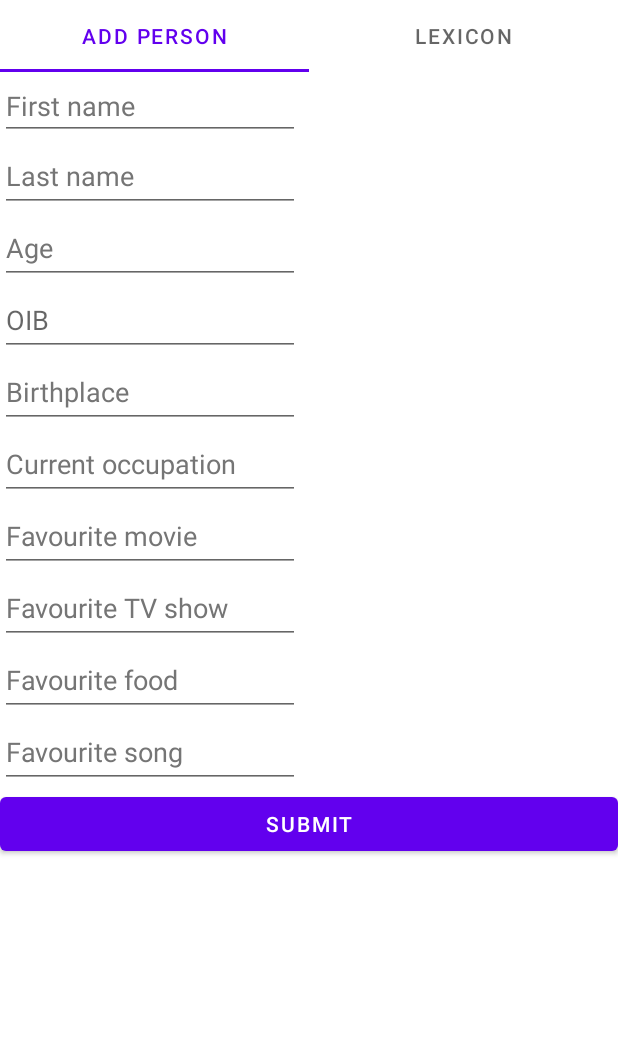
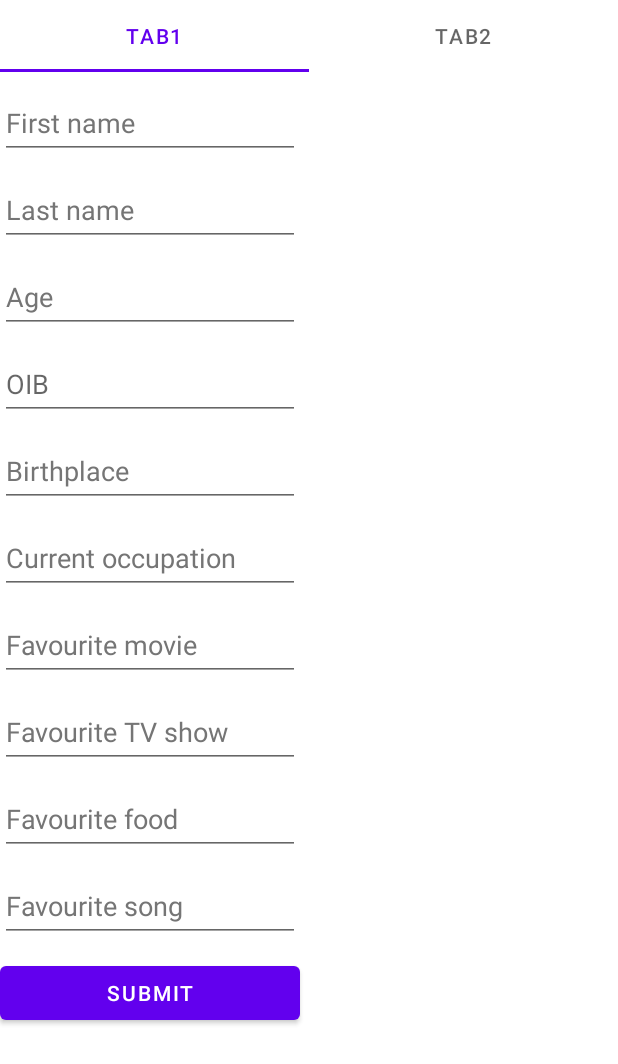
Before and after one commit to dariovidovic/Sofascore-Homework-1, an Android app: the screen it shows after launch (MainActivity), after a tap on "SUBMIT", on a phone screen of 412 x 824 dp. Shown: the top 1064 px of the screen. Run offline under Robolectric (Android 15) with nearby library versions, the phone set to English and light mode, and no system bars.

Commit message:
Add dynamically added textViews

```diff
--- a/app/src/main/java/com/example/sofascore_homework_2/FirstFragment.kt
+++ b/app/src/main/java/com/example/sofascore_homework_2/FirstFragment.kt
@@ -1,14 +1,13 @@
 package com.example.sofascore_homework_2
 
 import android.os.Bundle
-import android.util.Log
 import androidx.fragment.app.Fragment
 import android.view.LayoutInflater
 import android.view.View
 import android.view.ViewGroup
 import androidx.fragment.app.activityViewModels
 import com.example.sofascore_homework_2.databinding.FragmentFirstBinding
-import com.example.sofascore_homework_2.databinding.FragmentSecondBinding
+
 
 
 class FirstFragment : Fragment() {
@@ -19,19 +18,8 @@ class FirstFragment : Fragment() {
     override fun onCreateView(
         inflater: LayoutInflater, container: ViewGroup?,
         savedInstanceState: Bundle?
-    ): View? {
-        /*viewModel.addPerson(
-            "dario",
-            "vidovic",
-            22,
-            12345,
-            "nova gradiska",
-            "student",
-            "shutter island",
-            "chernobyl",
-            "pizza",
-            "never gonna give you up"
-        )*/
+    ): View {
+
 
         _binding = FragmentFirstBinding.inflate(inflater, container, false)
         val view = binding.root
@@ -70,7 +58,6 @@ class FirstFragment : Fragment() {
     }
 
     companion object {
-        @JvmStatic
         fun newInstance() = FirstFragment()
     }
 }
--- a/app/src/main/java/com/example/sofascore_homework_2/FragmentStateAdapter.kt
+++ b/app/src/main/java/com/example/sofascore_homework_2/FragmentStateAdapter.kt
@@ -15,9 +15,9 @@ class ViewPagerAdapter(fragmentManager: FragmentManager, lifecycle: Lifecycle) :
 
     override fun createFragment(position: Int): Fragment {
         when (position) {
-            0 -> return FirstFragment()
+            0 -> return FirstFragment.newInstance()
         }
-        return SecondFragment()
+        return SecondFragment.newInstance()
 
     }
 }
--- a/app/src/main/java/com/example/sofascore_homework_2/MainActivity.kt
+++ b/app/src/main/java/com/example/sofascore_homework_2/MainActivity.kt
@@ -1,20 +1,21 @@
 package com.example.sofascore_homework_2
 
-import android.app.Activity
 import androidx.appcompat.app.AppCompatActivity
 import android.os.Bundle
-import android.view.View
 import com.example.sofascore_homework_2.databinding.ActivityMainBinding
 import com.google.android.material.tabs.TabLayoutMediator
 
-private lateinit var binding : ActivityMainBinding
+
+private lateinit var binding: ActivityMainBinding
 
 val tabsArray = arrayOf(
-    "Add Person",
-    "Lexicon"
+    "Tab1",
+    "Tab2"
 )
 
+
 class MainActivity : AppCompatActivity() {
+
     override fun onCreate(savedInstanceState: Bundle?) {
 
         super.onCreate(savedInstanceState)
@@ -29,8 +30,8 @@ class MainActivity : AppCompatActivity() {
         val adapter = ViewPagerAdapter(supportFragmentManager, lifecycle)
         viewPager.adapter = adapter
 
-        TabLayoutMediator(tabLayout, viewPager) {
-            tab, position -> tab.text = tabsArray[position]
+        TabLayoutMediator(tabLayout, viewPager) { tab, position ->
+            tab.text = tabsArray[position]
         }.attach()
     }
 }
--- a/app/src/main/java/com/example/sofascore_homework_2/PageViewModel.kt
+++ b/app/src/main/java/com/example/sofascore_homework_2/PageViewModel.kt
@@ -1,7 +1,7 @@
 package com.example.sofascore_homework_2
-import androidx.lifecycle.ViewModel;
-import androidx.lifecycle.LiveData;
-import androidx.lifecycle.MutableLiveData;
+import androidx.lifecycle.ViewModel
+import androidx.lifecycle.LiveData
+import androidx.lifecycle.MutableLiveData
 
 class PageViewModel : ViewModel() {
 
@@ -23,8 +23,6 @@ class PageViewModel : ViewModel() {
         favouriteFood: String,
         favouriteSong: String
     ) {
-        val list = liveData.value?.toMutableList()
-        liveData.value = list
         val person = Person(
             firstName,
             lastName,
@@ -37,6 +35,9 @@ class PageViewModel : ViewModel() {
             favouriteFood,
             favouriteSong
         )
+        val list = liveData.value?.toMutableList()
         list?.add(person)
+        liveData.value = list
+
     }
 }
--- a/app/src/main/java/com/example/sofascore_homework_2/Person.kt
+++ b/app/src/main/java/com/example/sofascore_homework_2/Person.kt
@@ -14,6 +14,6 @@ data class Person(
 ) {
     override fun toString(): String {
         return "$firstName, $lastName, $age, $oib, $birthPlace," +
-                "$currentOccupation, $favouriteMovie, $favouriteTvShow, $favouriteFood, $favouriteSong"
+                "$currentOccupation, $favouriteMovie, $favouriteTvShow, $favouriteFood, $favouriteSong\n"
     }
 }
--- a/app/src/main/java/com/example/sofascore_homework_2/SecondFragment.kt
+++ b/app/src/main/java/com/example/sofascore_homework_2/SecondFragment.kt
@@ -1,14 +1,13 @@
 package com.example.sofascore_homework_2
 
+import android.graphics.Color
 import androidx.fragment.app.Fragment
 import android.os.Bundle
-import android.util.Log
 import android.view.LayoutInflater
 import android.view.View
 import android.view.ViewGroup
+import android.widget.TextView
 import androidx.fragment.app.activityViewModels
-import androidx.lifecycle.LifecycleOwner
-import androidx.lifecycle.Observer
 import com.example.sofascore_homework_2.databinding.FragmentSecondBinding
 
 
@@ -23,21 +22,31 @@ class SecondFragment : Fragment() {
     override fun onCreateView(
         inflater: LayoutInflater, container: ViewGroup?,
         savedInstanceState: Bundle?
-    ): View? {
+    ): View {
         _binding = FragmentSecondBinding.inflate(inflater, container, false)
         val view = binding.root
 
-
-        viewModel.getLiveData().observe(viewLifecycleOwner){
-            binding.listOfPeople.text = it.toString()
+        viewModel.getLiveData().observe(viewLifecycleOwner) {
+            buildList(it)
         }
         return view
     }
 
     companion object {
-        @JvmStatic
         fun newInstance() = SecondFragment()
     }
+
+    private fun buildList(people: List<Person>) {
+        binding.linearLayout2.removeAllViews()
+        for (person in people) {
+            val personTextView = TextView(requireContext())
+            personTextView.text = person.toString()
+            personTextView.setTextColor(Color.BLACK)
+            binding.linearLayout2.addView(personTextView)
+        }
+    }
+
+
     override fun onDestroyView() {
         super.onDestroyView()
         _binding = null
--- a/app/src/main/res/layout/fragment_first.xml
+++ b/app/src/main/res/layout/fragment_first.xml
@@ -17,9 +17,11 @@
             android:id="@+id/enter_first_name"
             android:layout_width="200dp"
             android:layout_height="wrap_content"
+            android:layout_marginTop="10dp"
             android:autofillHints=""
             android:hint="@string/first_name"
             android:inputType="textPersonName"
+            android:minHeight="48dp"
             android:textColorHint="#757575"
             tools:ignore="DuplicateSpeakableTextCheck" />
 
@@ -27,104 +29,106 @@
             android:id="@+id/enter_second_name"
             android:layout_width="200dp"
             android:layout_height="wrap_content"
-            android:autofillHints=""
             android:hint="@string/last_name"
+            android:layout_marginTop="10dp"
             android:inputType="textPersonName"
             android:minHeight="48dp"
-            android:textColorHint="#757575" />
+            android:textColorHint="#757575"
+            android:autofillHints="" />
 
         <EditText
             android:id="@+id/enter_age"
             android:layout_width="200dp"
             android:layout_height="wrap_content"
-            android:autofillHints="0"
-            android:ems="10"
             android:hint="@string/age"
+            android:layout_marginTop="10dp"
             android:inputType="number"
             android:minHeight="48dp"
-            android:textColorHint="#757575" />
+            android:textColorHint="#757575"
+            android:autofillHints="" />
 
         <EditText
             android:id="@+id/enter_oib"
             android:layout_width="200dp"
             android:layout_height="wrap_content"
-            android:ems="10"
             android:hint="@string/oib"
+            android:layout_marginTop="10dp"
             android:inputType="number"
             android:minHeight="48dp"
-            android:autofillHints="0" />
+            android:autofillHints="" />
 
         <EditText
             android:id="@+id/enter_birthplace"
             android:layout_width="200dp"
             android:layout_height="wrap_content"
-            android:autofillHints=""
-            android:ems="10"
             android:hint="@string/birthplace"
+            android:layout_marginTop="10dp"
             android:inputType="textPersonName"
             android:minHeight="48dp"
-            android:textColorHint="#757575" />
+            android:textColorHint="#757575"
+            android:autofillHints="" />
 
         <EditText
             android:id="@+id/enter_curr_occupation"
             android:layout_width="200dp"
             android:layout_height="wrap_content"
-            android:autofillHints=""
-            android:ems="10"
             android:hint="@string/curr_occupation"
+            android:layout_marginTop="10dp"
             android:inputType="textPersonName"
             android:minHeight="48dp"
-            android:textColorHint="#757575" />
+            android:textColorHint="#757575"
+            android:autofillHints="" />
 
         <EditText
             android:id="@+id/enter_fav_movie"
             android:layout_width="200dp"
             android:layout_height="wrap_content"
-            android:autofillHints=""
-            android:ems="10"
             android:hint="@string/fav_movie"
+            android:layout_marginTop="10dp"
             android:inputType="textPersonName"
             android:minHeight="48dp"
-            android:textColorHint="#757575" />
+            android:textColorHint="#757575"
+            android:autofillHints="" />
 
         <EditText
             android:id="@+id/enter_fav_tv_show"
             android:layout_width="200dp"
             android:layout_height="wrap_content"
-            android:autofillHints=""
-            android:ems="10"
             android:hint="@string/fav_tv_show"
+            android:layout_marginTop="10dp"
             android:inputType="textPersonName"
             android:minHeight="48dp"
-            android:textColorHint="#757575" />
+            android:textColorHint="#757575"
+            android:autofillHints="" />
 
         <EditText
             android:id="@+id/enter_fav_food"
             android:layout_width="200dp"
             android:layout_height="wrap_content"
-            android:autofillHints=""
-            android:ems="10"
             android:hint="@string/fav_food"
+            android:layout_marginTop="10dp"
             android:inputType="textPersonName"
             android:minHeight="48dp"
-            android:textColorHint="#757575" />
+            android:textColorHint="#757575"
+            android:autofillHints="" />
 
         <EditText
             android:id="@+id/enter_fav_song"
             android:layout_width="200dp"
             android:layout_height="wrap_content"
-            android:autofillHints=""
-            android:ems="10"
             android:hint="@string/fav_song"
+            android:layout_marginTop="10dp"
             android:inputType="textPersonName"
             android:minHeight="48dp"
-            android:textColorHint="#757575" />
+            android:textColorHint="#757575"
+            android:autofillHints="" />
 
         <Button
             android:id="@+id/button"
-            android:layout_width="match_parent"
+            android:layout_width="200dp"
             android:layout_height="wrap_content"
-            android:text="@string/submit" />
+            android:text="@string/submit"
+            android:layout_marginTop="10dp"/>
 
     </LinearLayout>
 
--- a/app/src/main/res/layout/fragment_second.xml
+++ b/app/src/main/res/layout/fragment_second.xml
@@ -10,14 +10,7 @@
         android:id="@+id/linear_layout2"
         android:layout_width="match_parent"
         android:layout_height="wrap_content"
-        android:orientation="vertical" >
-
-        <TextView
-            android:id="@+id/listOfPeople"
-            android:layout_width="match_parent"
-            android:layout_height="wrap_content"
-            android:text="TextView" />
-    </LinearLayout>
+        android:orientation="vertical" />
 
 
 </ScrollView>
--- a/app/src/main/res/values/strings.xml
+++ b/app/src/main/res/values/strings.xml
@@ -15,4 +15,6 @@
     <string name="fav_food">Favourite food</string>
     <string name="fav_song">Favourite song</string>
     <string name="submit">Submit</string>
+    <string name="tab11">Tab1</string>
+    <string name="tab123">Tab1</string>
 </resources>
```
Also changed, not shown: app/build.gradle (+5 -5 lines).
